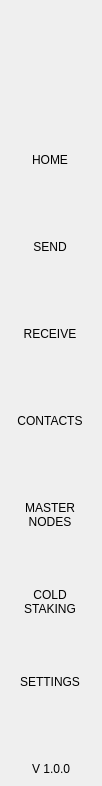
The window that src/qt/spark/forms/navmenuwidget.ui (SparkBaseHub/SparkbaseToken) describes before a commit, drawn with Qt 5.
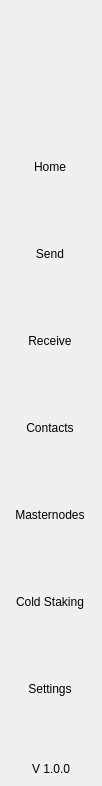
The same window after the commit.

The edit to the form file:
```diff
--- a/src/qt/spark/forms/navmenuwidget.ui
+++ b/src/qt/spark/forms/navmenuwidget.ui
@@ -167,8 +167,7 @@
              </size>
             </property>
             <property name="text">
-             <string>HOME
-</string>
+             <string>Home</string>
             </property>
             <property name="iconSize">
              <size>
@@ -196,8 +195,7 @@
              </size>
             </property>
             <property name="text">
-             <string>SEND
-</string>
+             <string>Send</string>
             </property>
             <property name="iconSize">
              <size>
@@ -222,8 +220,7 @@
              </size>
             </property>
             <property name="text">
-             <string>RECEIVE
-</string>
+             <string>Receive</string>
             </property>
             <property name="checkable">
              <bool>true</bool>
@@ -242,8 +239,7 @@
              </size>
             </property>
             <property name="text">
-             <string>CONTACTS
-</string>
+             <string>Contacts</string>
             </property>
             <property name="iconSize">
              <size>
@@ -268,8 +264,7 @@
              </size>
             </property>
             <property name="text">
-             <string>MASTER
-NODES</string>
+             <string>Masternodes</string>
             </property>
             <property name="iconSize">
              <size>
@@ -294,8 +289,7 @@
              </size>
             </property>
             <property name="text">
-             <string>COLD
-STAKING</string>
+             <string>Cold Staking</string>
             </property>
             <property name="iconSize">
              <size>
@@ -320,8 +314,7 @@
              </size>
             </property>
             <property name="text">
-             <string>SETTINGS
-</string>
+             <string>Settings</string>
             </property>
             <property name="iconSize">
              <size>
```
